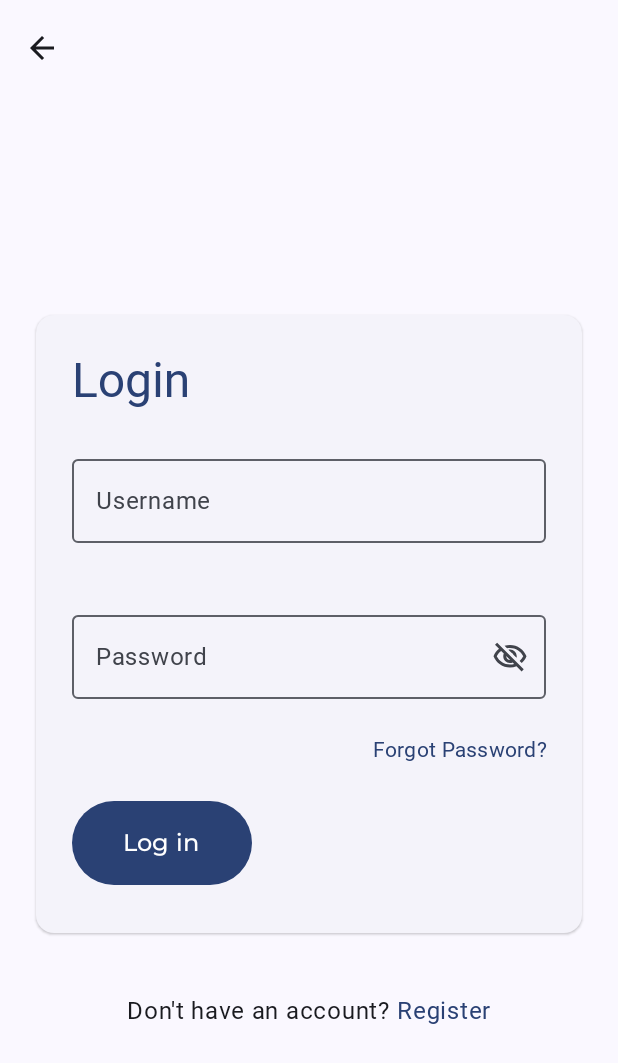
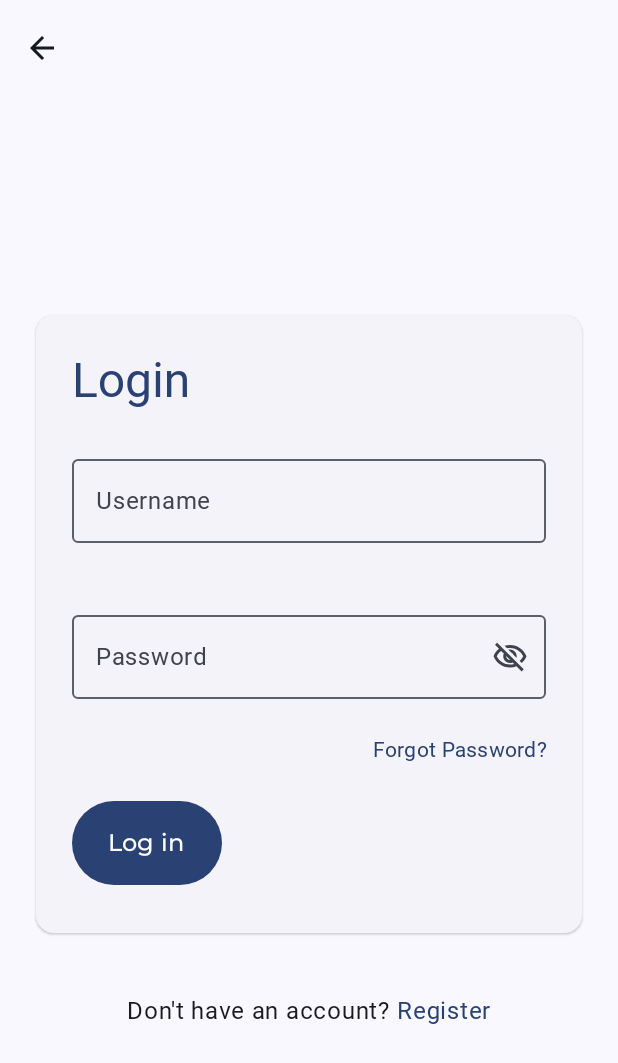
Before and after one commit to harissabil/TemanWibu, an Android app built with Jetpack Compose: the screen it shows after launch (MainActivity), after a tap on "Login", on a phone screen of 412 x 824 dp. Shown: the top 1063 px of the screen. Run offline under Robolectric (Android 15) with nearby library versions, the phone set to English and light mode, and no system bars; our stand-ins replace Dagger/Hilt's generated code, window size class; libraries missing offline, so code that uses them is left out: com.exyte.animatednavbar; Roboto replaces fonts that are not available here; 3 statements that could not run were skipped.

Commit message:
Fix: Adjust the button width

```diff
--- a/frontend/app/src/main/java/com/harissabil/anidex/ui/components/button/NormalButton.kt
+++ b/frontend/app/src/main/java/com/harissabil/anidex/ui/components/button/NormalButton.kt
@@ -1,7 +1,6 @@
 package com.harissabil.anidex.ui.components.button
 
 import androidx.compose.foundation.layout.height
-import androidx.compose.foundation.layout.requiredWidth
 import androidx.compose.material3.Button
 import androidx.compose.material3.MaterialTheme
 import androidx.compose.material3.Text
@@ -17,8 +16,7 @@ fun NormalButton(
 ) {
     Button(
         modifier = modifier
-            .height(56.dp)
-            .requiredWidth(120.dp),
+            .height(56.dp),
         onClick = onClick,
     ) {
         Text(text = text, style = MaterialTheme.typography.titleMedium)
```
